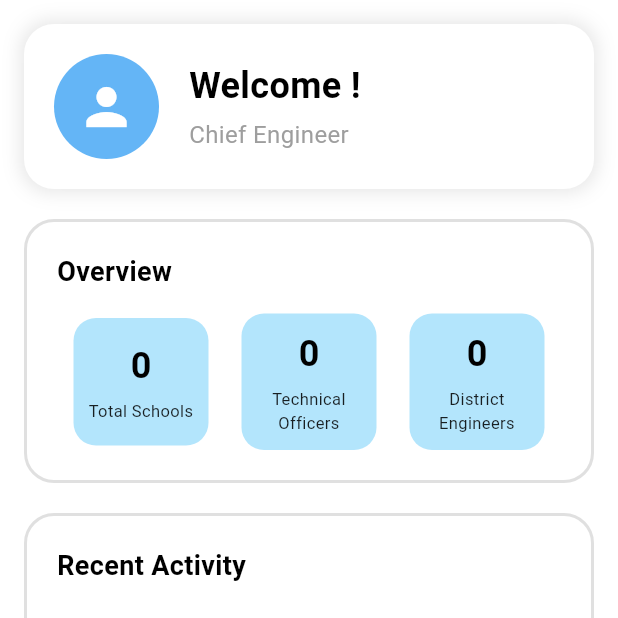
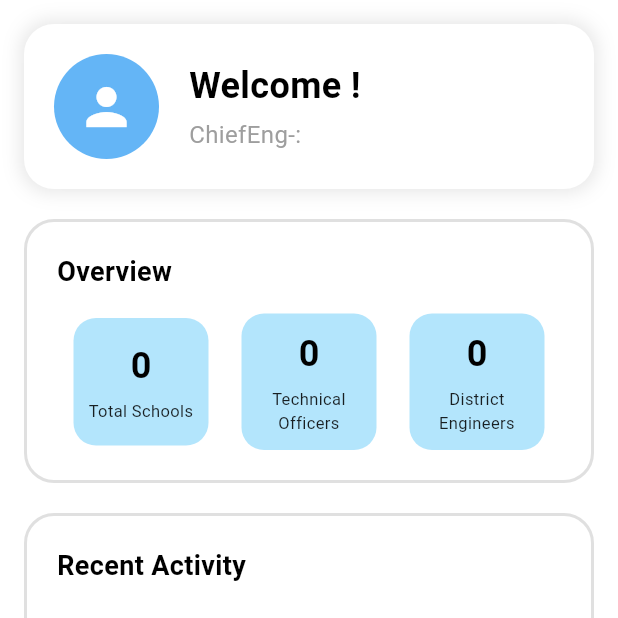
Before and after one commit to IrrigationDepartment/BuildCare, a Flutter app: the ChiefEngDashboard screen opened directly with empty values, on a phone screen of 412 x 824 dp, the top half of it. Run offline on Flutter 3.47's test engine with Material 3 defaults, Android fonts, the phone set to English and light mode, and no system bars; our stand-ins replace cloud_firestore, firebase_auth, firebase_core; accounts and stored records are empty; network calls fail.

Commit message:
update dashboard appbar
Dashboard the app add the title name

```diff
--- a/lib/screens/ChiefEng/dashboard.dart
+++ b/lib/screens/ChiefEng/dashboard.dart
@@ -79,7 +79,7 @@ class _ChiefEngineerDashboardState extends State<ChiefEngDashboard> {
         padding: const EdgeInsets.all(16.0),
         child: Column(
           children: [
-            // Welcome Card
+
             Container(
               width: double.infinity,
               padding: const EdgeInsets.all(20),
@@ -110,10 +110,10 @@ class _ChiefEngineerDashboardState extends State<ChiefEngDashboard> {
                     ),
                   ),
                   const SizedBox(width: 20),
-                  const Column(
+                  Column(
                     crossAxisAlignment: CrossAxisAlignment.start,
                     children: [
-                      Text(
+                      const Text(
                         'Welcome !',
                         style: TextStyle(
                           fontSize: 24,
@@ -121,10 +121,10 @@ class _ChiefEngineerDashboardState extends State<ChiefEngDashboard> {
                           color: Colors.black,
                         ),
                       ),
-                      SizedBox(height: 4),
+                      const SizedBox(height: 4),
                       Text(
-                        'Chief Engineer',
-                        style: TextStyle(
+                        "ChiefEng-: ${widget.userData['name'] ?? 'Chief Engineer'}",
+                        style: const TextStyle(
                           fontSize: 16,
                           color: Colors.grey,
                         ),
@@ -421,7 +421,7 @@ class _ChiefEngineerDashboardState extends State<ChiefEngDashboard> {
               _buildProfileCard(
                 icon: Icons.phone,
                 title: 'Phone',
-                value: widget.userData['phone'] ?? 'N/A',
+                value: widget.userData['mobilePhone'] ?? 'N/A',
               ),
               const SizedBox(height: 20),
               SizedBox(
@@ -1288,8 +1288,6 @@ class TechnicalOfficerDashboardCardStream extends StatelessWidget {
   }
 }
 
-//todo:distric
-
 class DistrictEngineerService {
   final FirebaseFirestore _firestore = FirebaseFirestore.instance;
 
```
